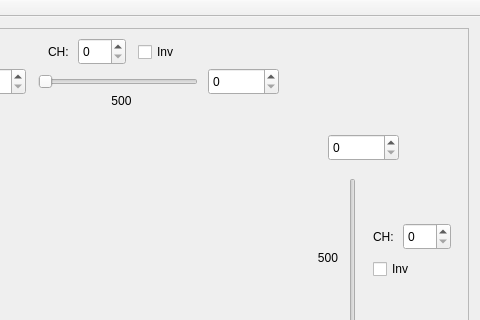
Old version of the form resource/mainwindow.ui in the repository Car4Tegra/ServoDriverCalibration; both pictures show x 300 to 780 and y 0 to 320 of the 780 by 690 pixel window.
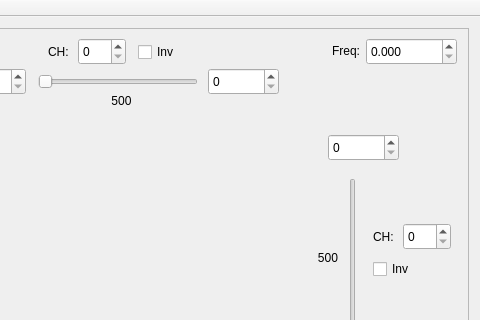
New version of the form. Icons and pictures are not drawn.

Commit message: PWM frequency selection added

Diff of the .ui file:
```diff
--- a/resource/mainwindow.ui
+++ b/resource/mainwindow.ui
@@ -433,6 +433,35 @@
             <string>CH:</string>
            </property>
           </widget>
+          <widget class="QLabel" name="label_8">
+           <property name="geometry">
+            <rect>
+             <x>421</x>
+             <y>13</y>
+             <width>41</width>
+             <height>20</height>
+            </rect>
+           </property>
+           <property name="text">
+            <string>Freq:</string>
+           </property>
+           <property name="alignment">
+            <set>Qt::AlignRight|Qt::AlignTrailing|Qt::AlignVCenter</set>
+           </property>
+          </widget>
+          <widget class="QDoubleSpinBox" name="sBFreq">
+           <property name="geometry">
+            <rect>
+             <x>468</x>
+             <y>10</y>
+             <width>91</width>
+             <height>27</height>
+            </rect>
+           </property>
+           <property name="decimals">
+            <number>3</number>
+           </property>
+          </widget>
          </widget>
         </item>
        </layout>
```
The commit also changes 2 other files.
